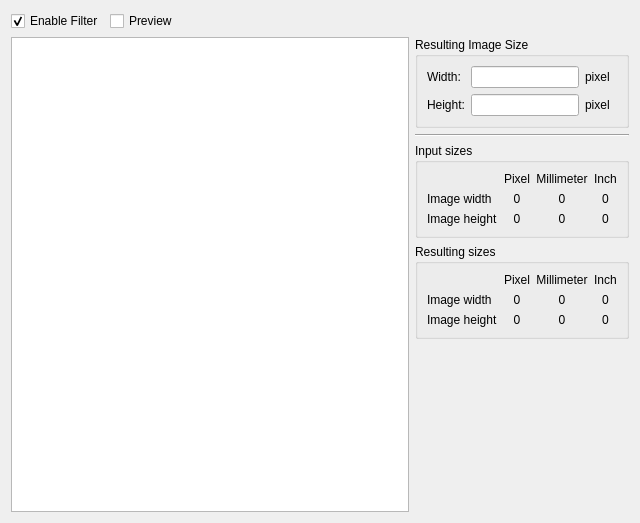
This is src/filter/scalewidget.ui in rockclimb/yasw-debian as Qt 5 draws it before an edit. The edited form follows.
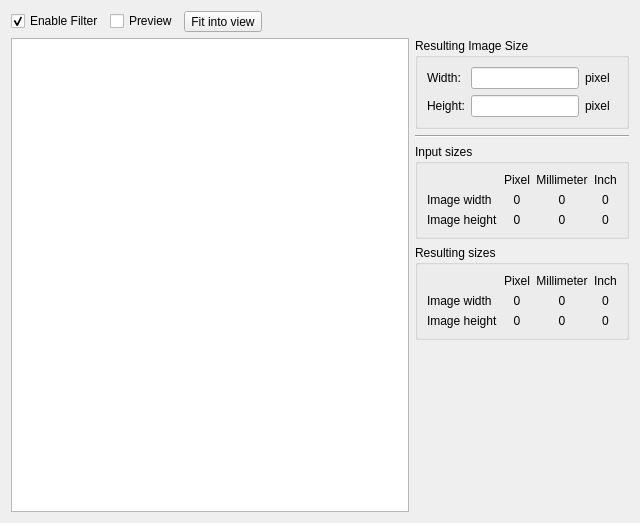
This is the edited form. Custom widgets are drawn as their Qt base class.

Commit message: Fixed #28 with a "fit into view" button + only automaticaly fit into view when source image change (so we can switch between preview an src a every zoom level). When a user skips a filter tab (from rotation to scale), the automaticaly fit in view does not work and the user must use the "fit in view" button. Implementation: calling fit in view ist moved from the graphicsview (which can't make a difference between src and preview image) into each filter widget.

Diff of the .ui file:
```diff
--- a/src/filter/scalewidget.ui
+++ b/src/filter/scalewidget.ui
@@ -42,6 +42,22 @@
        </property>
       </widget>
      </item>
+     <item>
+      <widget class="QToolButton" name="fitIntoView">
+       <property name="sizePolicy">
+        <sizepolicy hsizetype="Preferred" vsizetype="Preferred">
+         <horstretch>0</horstretch>
+         <verstretch>0</verstretch>
+        </sizepolicy>
+       </property>
+       <property name="toolTip">
+        <string>Fits the image into the view</string>
+       </property>
+       <property name="text">
+        <string>Fit into view</string>
+       </property>
+      </widget>
+     </item>
      <item>
       <spacer name="horizontalSpacer">
        <property name="orientation">
```
Left out of the diff: 28 changed lines with no effect on the pictures. The commit also changes 17 other files.
